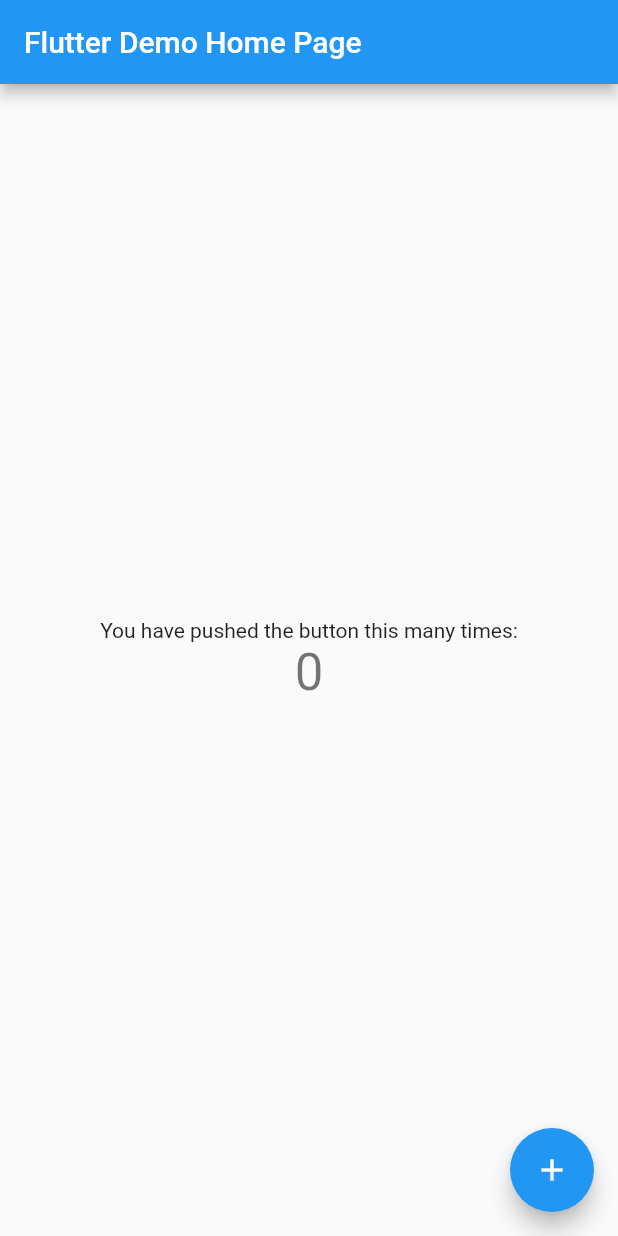
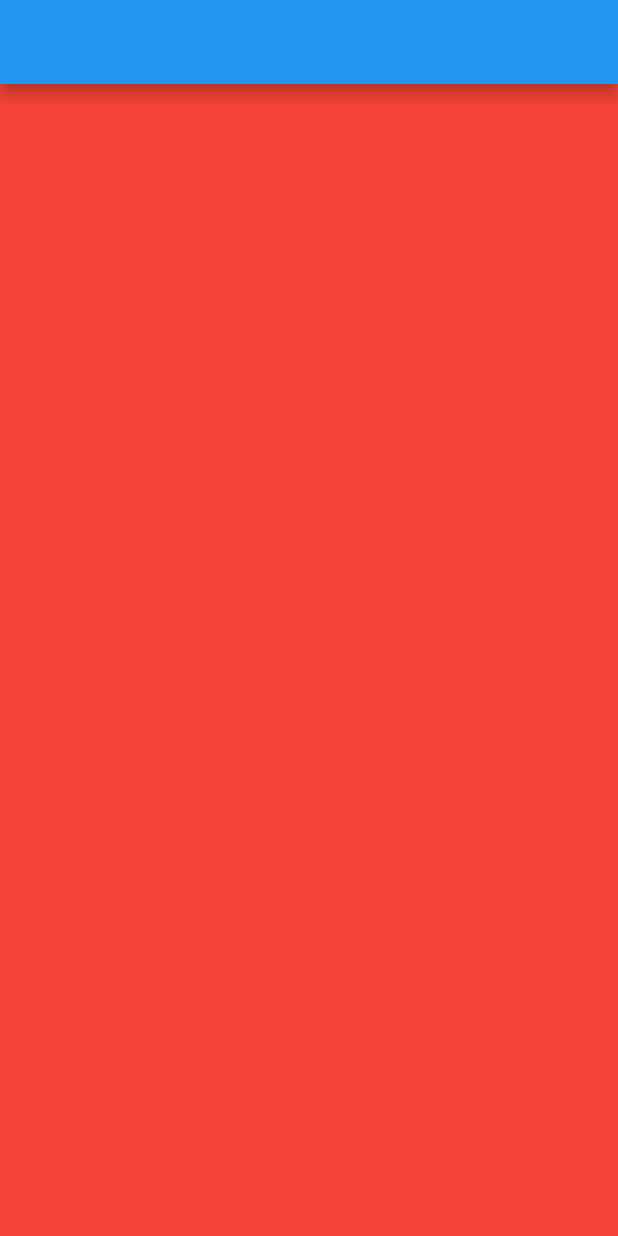
Before and after one commit to fortinjoffrey/flutter_basics_samples, a Flutter app: the screen it shows after launch, on a phone screen of 412 x 824 dp. Run offline on Flutter 3.47's test engine with Material 2 defaults, Android fonts, the phone set to English and light mode, and no system bars.

Commit message:
Add InheritedWidget

```diff
--- /dev/null
+++ b/lib/color_info_inherited_widget.dart
@@ -0,0 +1,17 @@
+import 'package:flutter/material.dart';
+
+class ColorInfo extends InheritedWidget {
+  ColorInfo({Key? key, required this.colors, required this.child}) : super(key: key, child: child);
+
+  final Widget child;
+  final List<Color> colors;
+
+  static ColorInfo? of(BuildContext context) {
+    return context.dependOnInheritedWidgetOfExactType<ColorInfo>();
+  }
+
+  @override
+  bool updateShouldNotify(ColorInfo oldWidget) {
+    return oldWidget.colors != colors;
+  }
+}
--- a/lib/main.dart
+++ b/lib/main.dart
@@ -1,3 +1,4 @@
+import 'package:basics_samples/color_info_inherited_widget.dart';
 import 'package:flutter/material.dart';
 
 void main() {
@@ -12,53 +13,35 @@ class MyApp extends StatelessWidget {
       theme: ThemeData(
         primarySwatch: Colors.blue,
       ),
-      home: MyHomePage(title: 'Flutter Demo Home Page'),
+      home: ColorInfo(
+        colors: [Colors.red],
+        child: FirstPage(),
+      ),
     );
   }
 }
 
-class MyHomePage extends StatefulWidget {
-  MyHomePage({Key? key, required this.title}) : super(key: key);
-
-  final String title;
-
-  @override
-  _MyHomePageState createState() => _MyHomePageState();
-}
-
-class _MyHomePageState extends State<MyHomePage> {
-  int _counter = 0;
-
-  void _incrementCounter() {
-    setState(() {
-      _counter++;
-    });
-  }
+class FirstPage extends StatelessWidget {
+  const FirstPage({Key? key}) : super(key: key);
 
   @override
   Widget build(BuildContext context) {
     return Scaffold(
-      appBar: AppBar(
-        title: Text(widget.title),
-      ),
-      body: Center(
-        child: Column(
-          mainAxisAlignment: MainAxisAlignment.center,
-          children: <Widget>[
-            Text(
-              'You have pushed the button this many times:',
-            ),
-            Text(
-              '$_counter',
-              style: Theme.of(context).textTheme.headline4,
-            ),
-          ],
-        ),
-      ),
-      floatingActionButton: FloatingActionButton(
-        onPressed: _incrementCounter,
-        tooltip: 'Increment',
-        child: Icon(Icons.add),
+      appBar: AppBar(),
+      body: SecondPage(),
+    );
+  }
+}
+
+class SecondPage extends StatelessWidget {
+  const SecondPage({Key? key}) : super(key: key);
+
+  @override
+  Widget build(BuildContext context) {
+    final info = ColorInfo.of(context);
+    return Center(
+      child: Container(
+        color: info?.colors[0] ?? Colors.black,
       ),
     );
   }
```
